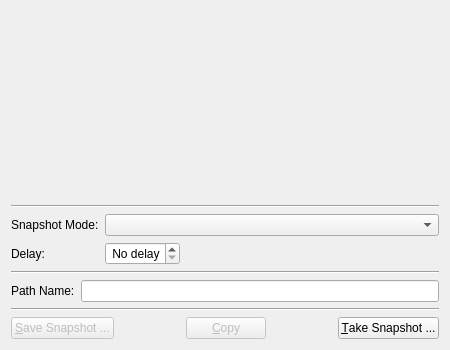
testmana2/test, file Snapshot/SnapWidget.ui: the form before one commit.
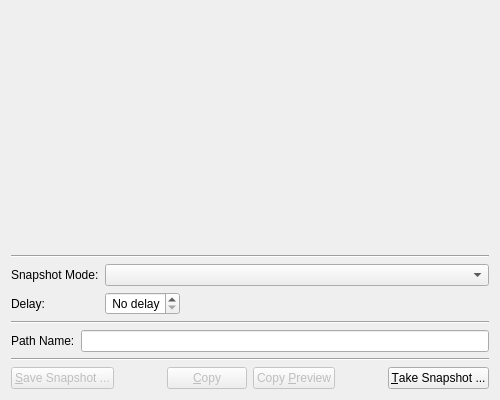
The form after the commit. Custom widgets are drawn as their Qt base class.

Commit message: Corrected and extended the screenshot tool.

Patch:
```diff
--- a/Snapshot/SnapWidget.ui
+++ b/Snapshot/SnapWidget.ui
@@ -6,8 +6,8 @@
    <rect>
     <x>0</x>
     <y>0</y>
-    <width>450</width>
-    <height>350</height>
+    <width>500</width>
+    <height>400</height>
    </rect>
   </property>
   <property name="minimumSize">
@@ -186,6 +186,19 @@
        </property>
       </widget>
      </item>
+     <item>
+      <widget class="QPushButton" name="copyPreviewButton">
+       <property name="enabled">
+        <bool>false</bool>
+       </property>
+       <property name="toolTip">
+        <string>Press to copy the snapshot preview to the clipboard</string>
+       </property>
+       <property name="text">
+        <string>Copy &amp;Preview</string>
+       </property>
+      </widget>
+     </item>
      <item>
       <spacer name="horizontalSpacer_5">
        <property name="orientation">
@@ -193,7 +206,7 @@
        </property>
        <property name="sizeHint" stdset="0">
         <size>
-         <width>40</width>
+         <width>28</width>
          <height>20</height>
         </size>
        </property>
```
Left out of the diff: 3 changed lines with no effect on the pictures. The commit also changes 1 other file.
